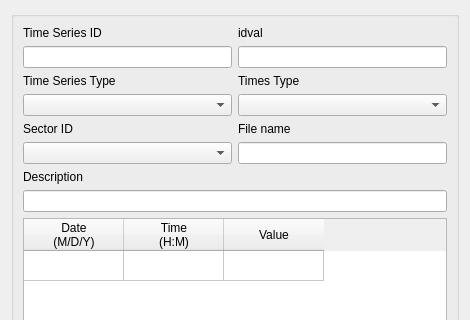
First picture: the form in core/ui/toolbars/main/nonvisual_timeseries.ui, repository ibergis/ibergis_qgis_plugin, before the edit; both pictures show x 0 to 470 and y 0 to 320 of the 470 by 499 pixel window.
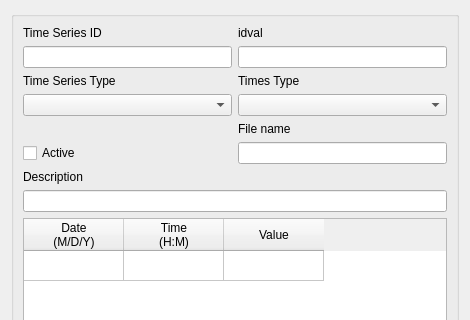
Second picture: the form after the edit.

Commit message: Enhancement: make timeseries work

What changed in the file:
```diff
--- a/core/ui/toolbars/main/nonvisual_timeseries.ui
+++ b/core/ui/toolbars/main/nonvisual_timeseries.ui
@@ -69,9 +69,6 @@
      <layout class="QGridLayout" name="gridLayout">
       <item row="0" column="0" colspan="2">
        <layout class="QGridLayout" name="gridLayout_2">
-        <item row="6" column="0">
-         <widget class="QComboBox" name="cmb_sector_id"/>
-        </item>
         <item row="3" column="1">
          <widget class="QLabel" name="label">
           <property name="text">
@@ -165,10 +162,10 @@
           </property>
          </widget>
         </item>
-        <item row="5" column="0">
-         <widget class="QLabel" name="label_3">
+        <item row="6" column="0">
+         <widget class="QCheckBox" name="chk_active">
           <property name="text">
-           <string>Sector ID</string>
+           <string>Active</string>
           </property>
          </widget>
         </item>
```
The commit also changes 1 other file.
